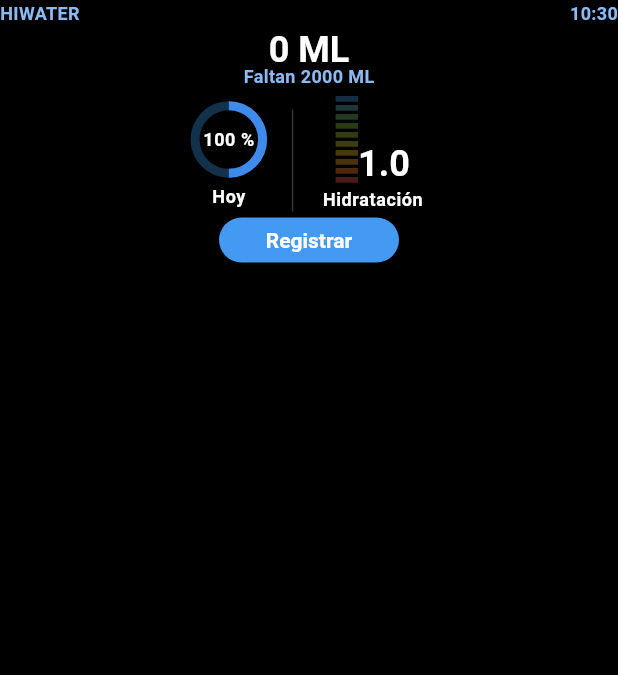
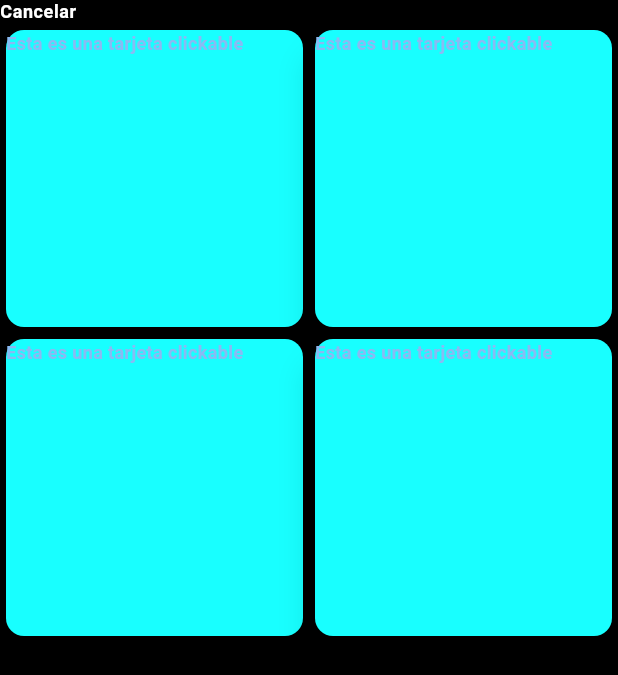
Before and after one commit to AlanJuarezF/Clone-HiWater, a Flutter app: the screen it shows after launch, after a tap on "Registrar", on a phone screen of 412 x 824 dp. Shown: the top 675 px of the screen. Run offline on Flutter 3.47's test engine with Material 2 defaults, Android fonts, the phone set to English and light mode, and no system bars.

Commit message:
Cards primera version

```diff
--- /dev/null
+++ b/lib/screens/drinks_screen.dart
@@ -0,0 +1,48 @@
+import 'package:flutter/material.dart';
+import 'package:intl/intl.dart';
+
+class DrinksScreen extends StatelessWidget {
+  const DrinksScreen({super.key});
+
+  @override
+  Widget build(BuildContext context) {
+    return Scaffold(
+        appBar: AppBar(
+          toolbarHeight: 16.0,
+          leadingWidth: 100,
+          leading: Text(
+            'Cancelar',
+            style: Theme.of(context).textTheme.bodySmall,
+          ),
+        ),
+        body: GridView.count(crossAxisCount: 2, children: [
+          _oneCard(context),
+          _oneCard(context),
+          _oneCard(context),
+          _oneCard(context),
+        ]));
+  }
+
+  Widget _oneCard(BuildContext context) {
+    return GestureDetector(
+      onTap: () {
+        Navigator.pushNamed(context, '/drinks');
+      },
+      child: const SizedBox(
+        height: 100.0,
+        child: Card(
+            elevation: 10.0,
+            color: Colors.cyanAccent,
+            child: Text('Esta es una tarjeta clickable')),
+      ),
+    );
+  }
+
+  Widget _hour(BuildContext context) {
+    String formattedTime = DateFormat.Hm().format(DateTime.now());
+    return Text(
+      formattedTime,
+      style: Theme.of(context).textTheme.bodyMedium,
+    );
+  }
+}
--- a/lib/screens/start_screen.dart
+++ b/lib/screens/start_screen.dart
@@ -1,6 +1,7 @@
 import 'package:flutter/material.dart';
 import 'package:water_counter_app/assets/interval_progress_bar.dart';
 import 'package:intl/intl.dart';
+import 'package:water_counter_app/screens/drinks_screen.dart';
 
 class StartScreen extends StatefulWidget {
   const StartScreen({super.key});
@@ -158,7 +159,14 @@ class _StartScreenState extends State<StartScreen> {
     return Center(
       child: ConstrainedBox(
         constraints: const BoxConstraints.tightFor(width: 120, height: 30),
-        child: ElevatedButton(onPressed: () {}, child: const Text('Registrar')),
+        child: ElevatedButton(
+            onPressed: () {
+              Navigator.push(
+                  context,
+                  MaterialPageRoute(
+                      builder: (context) => const DrinksScreen()));
+            },
+            child: const Text('Registrar')),
       ),
     );
   }
```
